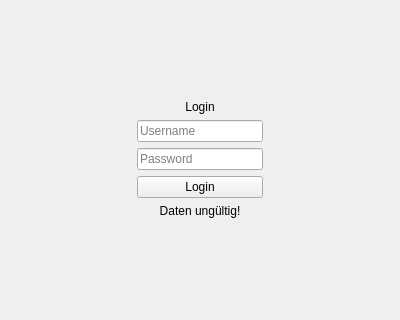
MehmetMertt/twentyONE_HR_System, file HR_Managment_System_Application/auth/login.ui: the form before one commit; both pictures show x 0 to 400 and y 141 to 461 of the 400 by 600 pixel window.
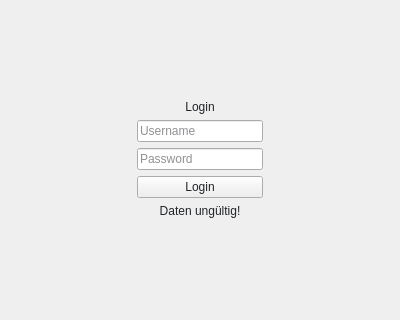
The form after the commit.

```diff
--- a/HR_Managment_System_Application/auth/login.ui
+++ b/HR_Managment_System_Application/auth/login.ui
@@ -10,6 +10,169 @@
     <height>600</height>
    </rect>
   </property>
+  <property name="palette">
+   <palette>
+    <active>
+     <colorrole role="WindowText">
+      <brush brushstyle="SolidPattern">
+       <color alpha="255">
+        <red>33</red>
+        <green>36</green>
+        <blue>39</blue>
+       </color>
+      </brush>
+     </colorrole>
+     <colorrole role="Text">
+      <brush brushstyle="SolidPattern">
+       <color alpha="255">
+        <red>33</red>
+        <green>36</green>
+        <blue>39</blue>
+       </color>
+      </brush>
+     </colorrole>
+     <colorrole role="ButtonText">
+      <brush brushstyle="SolidPattern">
+       <color alpha="255">
+        <red>33</red>
+        <green>36</green>
+        <blue>39</blue>
+       </color>
+      </brush>
+     </colorrole>
+     <colorrole role="Highlight">
+      <brush brushstyle="SolidPattern">
+       <color alpha="255">
+        <red>17</red>
+        <green>105</green>
+        <blue>142</blue>
+       </color>
+      </brush>
+     </colorrole>
+     <colorrole role="ToolTipText">
+      <brush brushstyle="SolidPattern">
+       <color alpha="255">
+        <red>33</red>
+        <green>36</green>
+        <blue>39</blue>
+       </color>
+      </brush>
+     </colorrole>
+     <colorrole role="PlaceholderText">
+      <brush brushstyle="SolidPattern">
+       <color alpha="128">
+        <red>33</red>
+        <green>36</green>
+        <blue>39</blue>
+       </color>
+      </brush>
+     </colorrole>
+     <colorrole role="Accent">
+      <brush brushstyle="SolidPattern">
+       <color alpha="255">
+        <red>22</red>
+        <green>199</green>
+        <blue>154</blue>
+       </color>
+      </brush>
+     </colorrole>
+    </active>
+    <inactive>
+     <colorrole role="WindowText">
+      <brush brushstyle="SolidPattern">
+       <color alpha="255">
+        <red>33</red>
+        <green>36</green>
+        <blue>39</blue>
+       </color>
+      </brush>
+     </colorrole>
+     <colorrole role="Text">
+      <brush brushstyle="SolidPattern">
+       <color alpha="255">
+        <red>33</red>
+        <green>36</green>
+        <blue>39</blue>
+       </color>
+      </brush>
+     </colorrole>
+     <colorrole role="ButtonText">
+      <brush brushstyle="SolidPattern">
+       <color alpha="255">
+        <red>33</red>
+        <green>36</green>
+        <blue>39</blue>
+       </color>
+      </brush>
+     </colorrole>
+     <colorrole role="Highlight">
+      <brush brushstyle="SolidPattern">
+       <color alpha="255">
+        <red>17</red>
+        <green>105</green>
+        <blue>142</blue>
+       </color>
+      </brush>
+     </colorrole>
+     <colorrole role="ToolTipText">
+      <brush brushstyle="SolidPattern">
+       <color alpha="255">
+        <red>33</red>
+        <green>36</green>
+        <blue>39</blue>
+       </color>
+      </brush>
+     </colorrole>
+     <colorrole role="PlaceholderText">
+      <brush brushstyle="SolidPattern">
+       <color alpha="128">
+        <red>33</red>
+        <green>36</green>
+        <blue>39</blue>
+       </color>
+      </brush>
+     </colorrole>
+     <colorrole role="Accent">
+      <brush brushstyle="SolidPattern">
+       <color alpha="255">
+        <red>22</red>
+        <green>199</green>
+        <blue>154</blue>
+       </color>
+      </brush>
+     </colorrole>
+    </inactive>
+    <disabled>
+     <colorrole role="ToolTipText">
+      <brush brushstyle="SolidPattern">
+       <color alpha="255">
+        <red>33</red>
+        <green>36</green>
+        <blue>39</blue>
+       </color>
+      </brush>
+     </colorrole>
+     <colorrole role="PlaceholderText">
+      <brush brushstyle="SolidPattern">
+       <color alpha="128">
+        <red>33</red>
+        <green>36</green>
+        <blue>39</blue>
+       </color>
+      </brush>
+     </colorrole>
+     <colorrole role="Accent">
+      <brush brushstyle="SolidPattern">
+       <color alpha="255">
+        <red>22</red>
+        <green>199</green>
+        <blue>154</blue>
+       </color>
+      </brush>
+     </colorrole>
+    </disabled>
+   </palette>
+  </property>
   <property name="windowTitle">
    <string>Form</string>
   </property>
```
